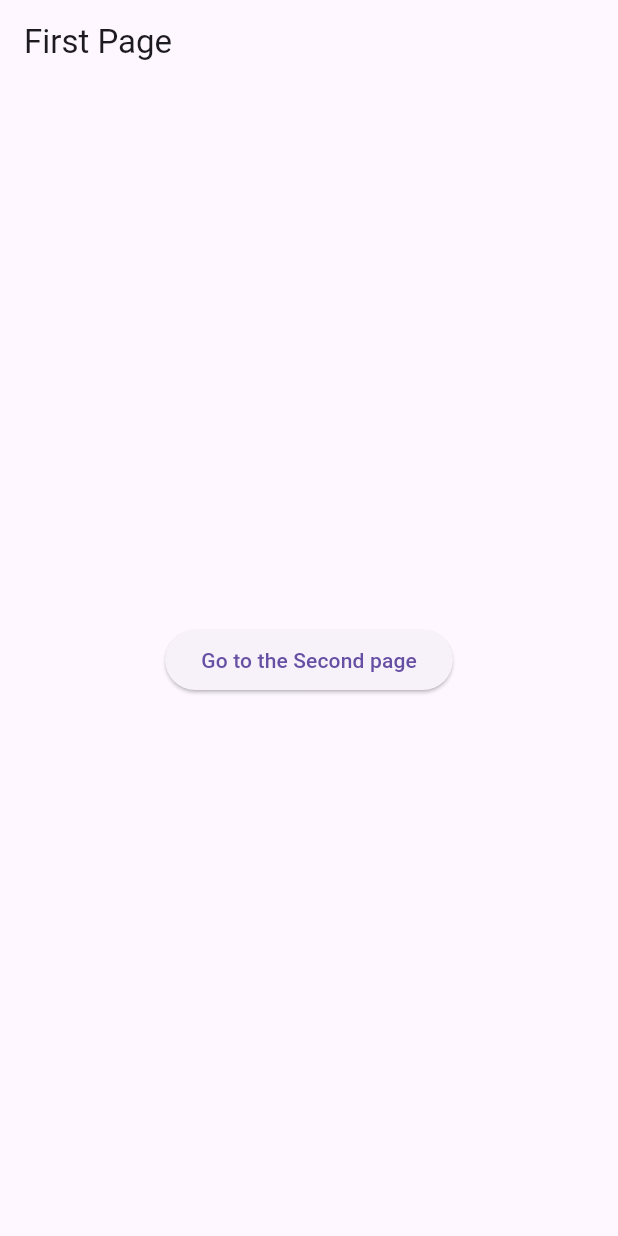
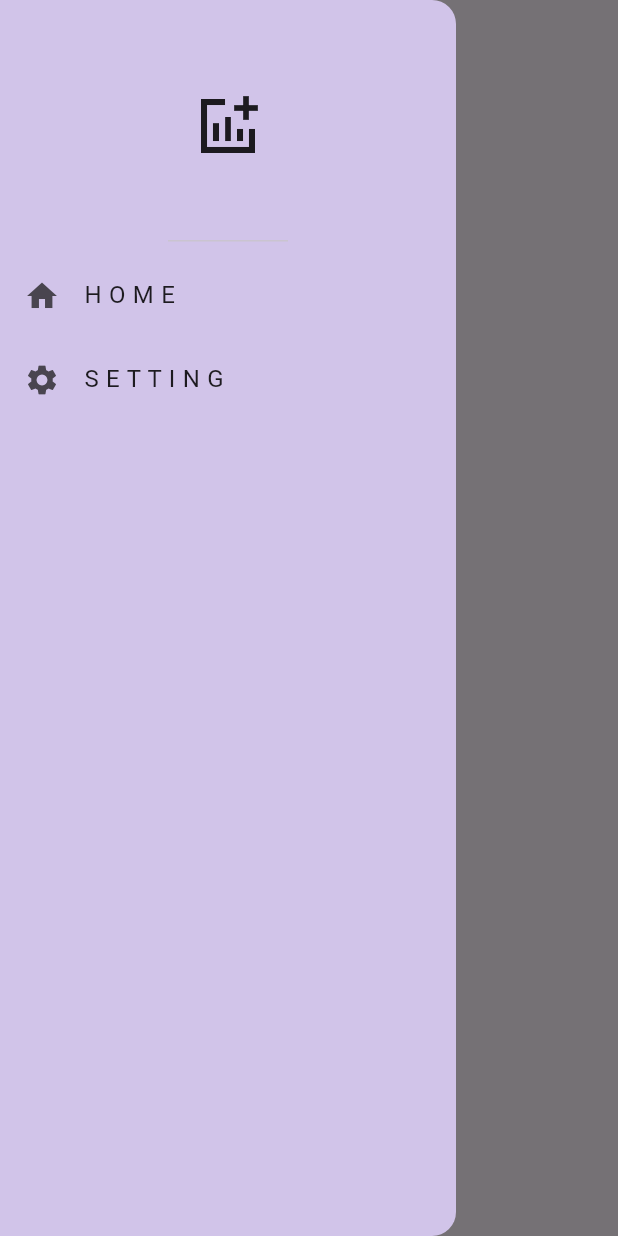
Before and after one commit to AbhayParasharhere/ToDoFlutter, a Flutter app: the screen it shows after launch, with the side drawer open (before the commit the screen has no drawer), on a phone screen of 412 x 824 dp. Run offline on Flutter 3.47's test engine with Material 3 defaults, Android fonts, the phone set to English and light mode, and no system bars.

Commit message:
learn drawer navigation

```diff
--- a/lib/main.dart
+++ b/lib/main.dart
@@ -5,7 +5,8 @@ import 'package:flutter/material.dart';
 import 'package:flutter/rendering.dart';
 import 'package:flutter/widgets.dart';
 import 'package:to_do_flutter/pages/first_page.dart';
-import 'package:to_do_flutter/pages/second_page.dart';
+import 'package:to_do_flutter/pages/home_page.dart';
+import 'package:to_do_flutter/pages/setting_page.dart';
 
 void main() {
   runApp(MyApp());
@@ -20,8 +21,8 @@ class MyApp extends StatelessWidget {
         debugShowCheckedModeBanner: false,
         home: FirstPage(),
         routes: {
-          '/first': (context) => FirstPage(),
-          '/second': (context) => SecondPage(),
+          '/home': (context) => HomePage(),
+          '/setting': (context) => SettingPage(),
         });
   }
 }
--- a/lib/pages/first_page.dart
+++ b/lib/pages/first_page.dart
@@ -1,5 +1,7 @@
+// ignore_for_file: prefer_const_constructors, prefer_const_literals_to_create_immutables
+
 import 'package:flutter/material.dart';
-import 'package:to_do_flutter/pages/second_page.dart';
+import 'package:to_do_flutter/pages/setting_page.dart';
 
 class FirstPage extends StatelessWidget {
   const FirstPage({super.key});
@@ -7,17 +9,32 @@ class FirstPage extends StatelessWidget {
   @override
   Widget build(BuildContext context) {
     return Scaffold(
-      appBar: AppBar(
-        title: const Text('First Page'),
-      ),
-      body: Center(
-        child: ElevatedButton(
-            child: const Text("Go to the Second page"),
-            onPressed: () {
-              // Navigate to the second page using Navigator.push
-              Navigator.pushNamed(context, '/first');
-            }),
-      ),
-    );
+        appBar: AppBar(
+          title: const Text('First Page'),
+        ),
+        drawer: Drawer(
+          backgroundColor: Colors.deepPurple[100],
+          child: Column(
+            children: [
+              DrawerHeader(child: Icon(Icons.addchart_sharp, size: 48)),
+              ListTile(
+                leading: Icon(Icons.home),
+                title: Text('H O M E'),
+                onTap: () {
+                  Navigator.pop(context);
+                  Navigator.pushNamed(context, '/home');
+                },
+              ),
+              ListTile(
+                leading: Icon(Icons.settings),
+                title: Text('S E T T I N G'),
+                onTap: () {
+                  Navigator.pop(context);
+                  Navigator.pushNamed(context, '/setting');
+                },
+              )
+            ],
+          ),
+        ));
   }
 }
--- a/lib/pages/second_page.dart
+++ b/lib/pages/setting_page.dart
@@ -1,13 +1,13 @@
 import 'package:flutter/material.dart';
 
-class SecondPage extends StatelessWidget {
-  const SecondPage({super.key});
+class SettingPage extends StatelessWidget {
+  const SettingPage({super.key});
 
   @override
   Widget build(BuildContext context) {
     return Scaffold(
       appBar: AppBar(
-        title: const Text('Second Page'),
+        title: const Text('Setting Page'),
       ),
     );
   }
```
Also changed, not shown: lib/pages/home_page.dart (added, +14 -0 lines).
